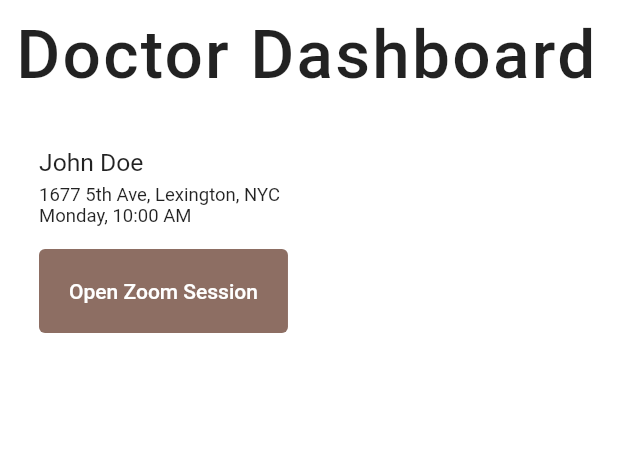
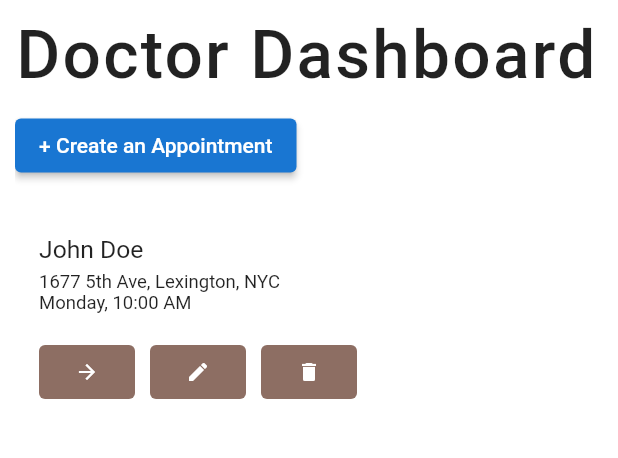
Before and after one commit to Inward-Studios/fast-telemed, a Flutter app: the DoctorDashboard screen opened by its route, on a phone screen of 412 x 824 dp, the part 84-542 px from its top. Run offline on Flutter 3.47's test engine with Material 2 defaults, Android fonts, the phone set to English and light mode, and no system bars; missing offline and left inert: emojis, ms_undraw; network calls fail.

Commit message:
Button Added

```diff
--- a/telemedfrontend/lib/doctor_dashboard.dart
+++ b/telemedfrontend/lib/doctor_dashboard.dart
@@ -39,12 +39,25 @@ class _DoctorDashboardState extends State<DoctorDashboard> {
                   ),
                 ),
                 SizedBox(
+                  height: 10,
+                ),
+                ElevatedButton(
+                  onPressed: () {},
+                  child: Text("+ Create an Appointment"),
+                  style: ElevatedButton.styleFrom(
+                    backgroundColor: Colors.blue.shade700,
+                    shape: RoundedRectangleBorder(
+                      borderRadius: BorderRadius.circular(4),
+                    ),
+                  ),
+                ),
+                SizedBox(
                   height: 20,
                 ),
                 Container(
                   height: MediaQuery.of(context).size.height,
                   child: ListView(children: doctorAppointments),
-                )
+                ),
               ],
             ),
           ),
--- a/telemedfrontend/lib/info_card.dart
+++ b/telemedfrontend/lib/info_card.dart
@@ -19,19 +19,6 @@ class InfoCard extends StatefulWidget {
 }
 
 class _InfoCardState extends State<InfoCard> {
-  Set<MaterialState> states = <MaterialState>{
-    MaterialState.pressed,
-    MaterialState.hovered,
-    MaterialState.focused
-  };
-
-  Color getBackgroundColor(Set<MaterialState> state) {
-    if (state.any(states.contains)) {
-      return Colors.blue.shade600;
-    }
-    return Colors.brown.shade400;
-  }
-
   @override
   Widget build(BuildContext context) {
     return Container(
@@ -73,20 +60,73 @@ class _InfoCardState extends State<InfoCard> {
           SizedBox(
             height: 15,
           ),
-          ElevatedButton(
-            onPressed: () {
-              print(widget.zoomLink);
-            },
-            child: Text("Open Zoom Session"),
-            style: ButtonStyle(
-                padding: MaterialStateProperty.all(EdgeInsets.all(20)),
-                elevation: MaterialStateProperty.all(0),
-                backgroundColor:
-                    MaterialStateProperty.resolveWith(getBackgroundColor),
-                foregroundColor: MaterialStateProperty.all(Colors.white)),
-          )
+          Row(
+            children: [
+              ActionButton(
+                buttonIcon: Icons.arrow_forward,
+                buttonColor: Colors.green,
+                onTapFxn: () {},
+              ),
+              ActionButton(
+                buttonIcon: Icons.edit,
+                onTapFxn: () {},
+                buttonColor: Colors.amber,
+              ),
+              ActionButton(
+                buttonIcon: Icons.delete,
+                buttonColor: Colors.red,
+                onTapFxn: () {},
+              ),
+            ],
+          ),
         ],
       ),
     );
   }
 }
+
+class ActionButton extends StatelessWidget {
+  ActionButton({
+    Key? key,
+    required this.buttonIcon,
+    required this.buttonColor,
+    required this.onTapFxn,
+  }) : super(key: key);
+
+  IconData buttonIcon;
+  MaterialColor buttonColor;
+  void Function() onTapFxn;
+
+  Set<MaterialState> states = <MaterialState>{
+    MaterialState.pressed,
+    MaterialState.hovered,
+    MaterialState.focused
+  };
+
+  Color getBackgroundColor(Set<MaterialState> state) {
+    if (state.any(states.contains)) {
+      return this.buttonColor[800]!;
+    }
+    return Colors.brown.shade400;
+  }
+
+  @override
+  Widget build(BuildContext context) {
+    return Container(
+      margin: EdgeInsets.only(right: 10),
+      child: ElevatedButton(
+        onPressed: this.onTapFxn,
+        child: Icon(
+          this.buttonIcon,
+          size: 16,
+        ),
+        style: ButtonStyle(
+            padding: MaterialStateProperty.all(EdgeInsets.all(10)),
+            elevation: MaterialStateProperty.all(0),
+            backgroundColor:
+                MaterialStateProperty.resolveWith(getBackgroundColor),
+            foregroundColor: MaterialStateProperty.all(Colors.white)),
+      ),
+    );
+  }
+}
```
